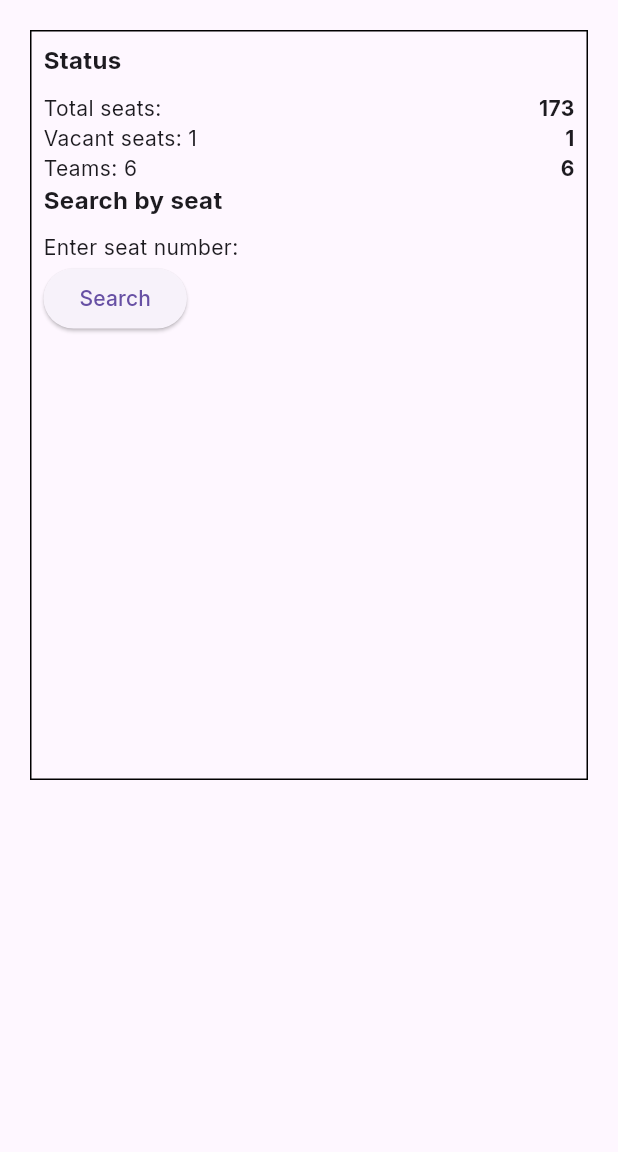
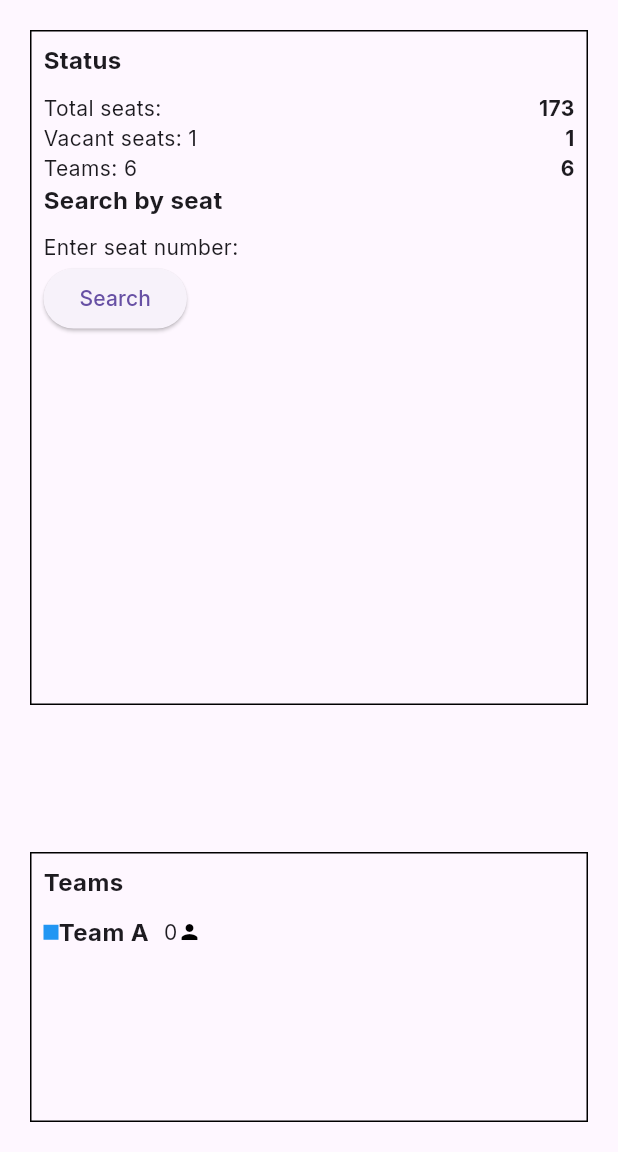
Before and after one commit to nihonf-bin/seating-manager, a Flutter app: the screen it shows after launch, on a phone screen of 412 x 824 dp, the part 84-1236 px from its top. Run offline on Flutter 3.47's test engine with Material 3 defaults, Android fonts, the phone set to English and light mode, and no system bars; our stand-ins replace go_router, google_fonts.

Commit message:
bottom team details box

```diff
--- a/frontend/lib/landing.dart
+++ b/frontend/lib/landing.dart
@@ -8,85 +8,134 @@ class LandingPage extends StatelessWidget {
 
   @override
   Widget build(BuildContext context) {
+    double screenWidth = MediaQuery.of(context).size.width;
+
     final double sw = Styles.screenWidth(context);
     final int totalSeats = 173; // Variable to store the total number of seats
     final int vacantSeats = 1; // Variable to store the number of vacant seats
     final int teams = 6; // Variable to store the number of teams
+
     return Scaffold(
       appBar: PreferredSize(
         preferredSize: Size.fromHeight(kToolbarHeight),
         child: MyAppbar(title: 'Online Seating Chart', actions: [
           Row(
             children: [
-              Text('4階 - テクノプロジェクト', style: GoogleFonts.inter().copyWith(
-                fontSize: Styles.responsiveSize(sw*0.014, 16, 24),
-              )),
-              SizedBox(width: sw*0.015)
+              Text(
+                '4階 - テクノプロジェクト',
+                style: GoogleFonts.inter().copyWith(
+                  fontSize: Styles.responsiveSize(sw * 0.014, 16, 24),
+                ),
+              ),
+              SizedBox(width: sw * 0.015),
             ],
           )
         ]),
       ),
-
-     body: Stack(
+      body: Stack(
         children: [
+          // Container with Status information
           Align(
             alignment: Alignment.topRight,
             child: Container(
               margin: EdgeInsets.all(20.0),
-              height: 500,
-              width: 400,
+              height: 450,
+              width: 380,
               decoration: BoxDecoration(
                 border: Border.all(color: Colors.black),
-                )  ,
-                child: Padding(
-                  padding: const EdgeInsets.all(8.0),
-                  child: Column(
+              ),
+              child: Padding(
+                padding: const EdgeInsets.all(8.0),
+                child: Column(
                   crossAxisAlignment: CrossAxisAlignment.start,
                   children: [
-                    Text('Status', style: TextStyle(fontSize: 16, fontWeight: FontWeight.bold)),
+                    Text('Status',
+                        style: TextStyle(fontSize: 16, fontWeight: FontWeight.bold)),
                     SizedBox(height: 10),
                     Row(
                       mainAxisAlignment: MainAxisAlignment.spaceBetween,
                       children: [
                         Text('Total seats: ', style: TextStyle(fontSize: 14)),
-                        Text('$totalSeats', style: TextStyle(fontSize: 14, fontWeight: FontWeight.bold)),
+                        Text('$totalSeats',
+                            style: TextStyle(fontSize: 14, fontWeight: FontWeight.bold)),
                       ],
                     ),
                     Row(
                       mainAxisAlignment: MainAxisAlignment.spaceBetween,
                       children: [
                         Text('Vacant seats: $vacantSeats', style: TextStyle(fontSize: 14)),
-                        Text('$vacantSeats', style: TextStyle(fontSize: 14, fontWeight: FontWeight.bold)),
+                        Text('$vacantSeats',
+                            style: TextStyle(fontSize: 14, fontWeight: FontWeight.bold)),
                       ],
                     ),
                     Row(
                       mainAxisAlignment: MainAxisAlignment.spaceBetween,
                       children: [
                         Text('Teams: $teams', style: TextStyle(fontSize: 14)),
-                        Text('$teams', style: TextStyle(fontSize: 14, fontWeight: FontWeight.bold)),
+                        Text('$teams',
+                            style: TextStyle(fontSize: 14, fontWeight: FontWeight.bold)),
                       ],
                     ),
-                    Text('Search by seat', style: TextStyle(fontSize: 16, fontWeight: FontWeight.bold)),
+                    Text('Search by seat',
+                        style: TextStyle(fontSize: 16, fontWeight: FontWeight.bold)),
                     SizedBox(height: 10),
                     Text('Enter seat number: ', style: TextStyle(fontSize: 14)),
-
                     Row(
                       children: [
-                        ElevatedButton(
-                          onPressed:(){} ,
-                          child: Text('Search')
-                        )
+                        ElevatedButton(onPressed: () {}, child: Text('Search'))
                       ],
-                    )
+                    ),
+                  ],
+                ),
+              ),
+            ),
+          ),
+
+          // Container with Teams info
+          Align(
+            alignment: Alignment.bottomCenter,
+            child: Container(
+              margin: EdgeInsets.all(20.0),
+              height: 180,
+              width: screenWidth,
+              decoration: BoxDecoration(
+                border: Border.all(color: Colors.black),
+              ),
+              child: Padding(
+                padding: const EdgeInsets.all(8.0),
+                child: Column(
+                  crossAxisAlignment: CrossAxisAlignment.start,
+                  children: [
+                    Text('Teams',
+                        style: TextStyle(fontSize: 16, fontWeight: FontWeight.bold)),
+                    SizedBox(height: 10),
+                    Row(
+                      children: [
+                        Container(
+                          width: 10.0, // width of the box
+                          height: 10.0, // height of the box
+                          color: Colors.blue, // color of the box
+                        ),
+                         Text('Team A',
+                        style: TextStyle(fontSize: 16, fontWeight: FontWeight.bold)),
+                        SizedBox(width: 10),
+                       Row(
+                         children: [
+                           Text('0', style: TextStyle(fontSize: 14)),
+                           Icon(Icons.person, size: 16, color: Colors.black),
+                         ],
+                       ),
 
 
-
+                      ],
+                    ),
                   ],
-                                ),
                 ),
+              ),
             ),
           ),
         ],
-      ),);
+      ),
+    );
   }
 }
```
